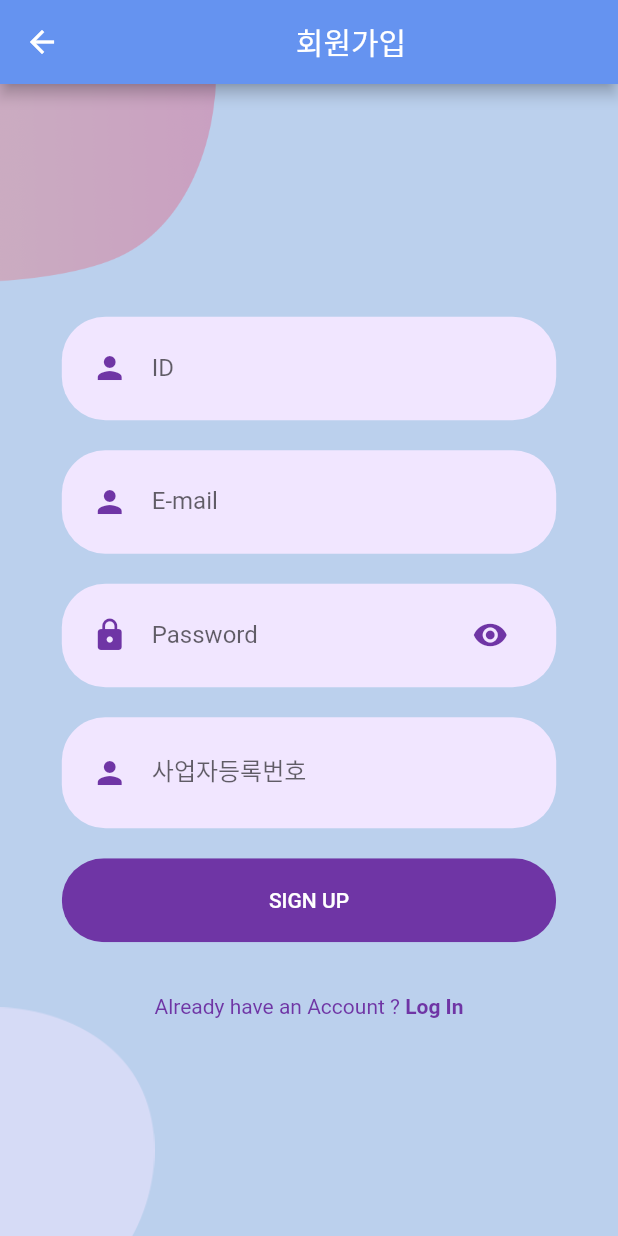
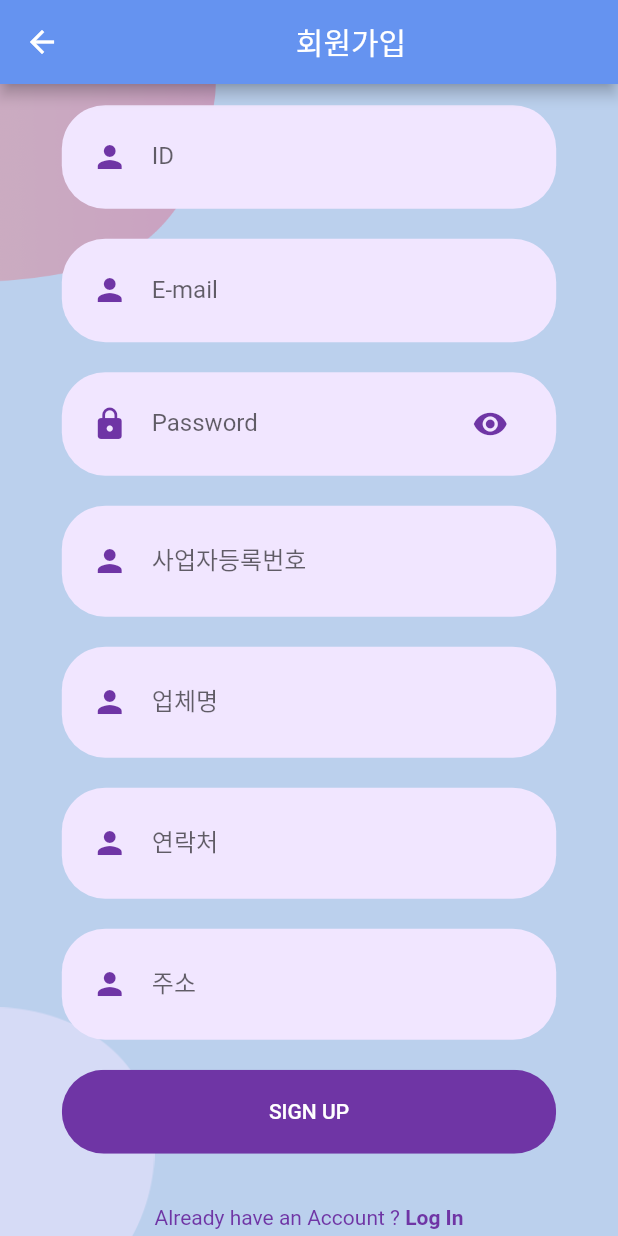
Before and after one commit to CNU-capstone-team6/Fresh-Food, a Flutter app: the SignUpScreen screen opened directly, after a tap on "SIGN UP", on a phone screen of 412 x 824 dp. Run offline on Flutter 3.47's test engine with Material 2 defaults, Android fonts, the phone set to English and light mode, and no system bars; our stand-ins replace flutter_svg, parse_server_sdk_flutter, qr_flutter; missing offline and left inert: qrscan, web3dart; statements that could not run were skipped; project files that could hold a hidden picture were left out.

Commit message:
로그인, 회원가입 수정

```diff
--- a/freshfood/lib/log_sign_page/login/login_page.dart
+++ b/freshfood/lib/log_sign_page/login/login_page.dart
@@ -7,7 +7,7 @@ import 'package:freshfood/log_sign_page/widget/already_have_account.dart';
 import 'package:freshfood/log_sign_page/widget/function.dart';
 import 'package:freshfood/log_sign_page/widget/login_check.dart';
 import 'package:freshfood/log_sign_page/widget/rounded_button.dart';
-import 'package:freshfood/log_sign_page/login/login_page.dart';
+
 import 'package:freshfood/log_sign_page/widget/rounded_input_field.dart';
 import 'package:freshfood/log_sign_page/widget/rounded_password_field.dart';
 import 'package:freshfood/registration/registmain/regist_page.dart';
--- a/freshfood/lib/log_sign_page/signin/components/body.dart
+++ b/freshfood/lib/log_sign_page/signin/components/body.dart
@@ -12,13 +12,17 @@ import 'package:freshfood/log_sign_page/widget/rounded_input_field.dart';
 import 'package:freshfood/log_sign_page/widget/rounded_password_field.dart';
 import 'package:freshfood/log_sign_page/widget/text_field_container.dart';
 import 'package:parse_server_sdk_flutter/parse_server_sdk.dart';
+import 'package:freshfood/log_sign_page/login/login_page.dart';
 
 
 class Body extends StatelessWidget {
   final controllerUsername = TextEditingController();
   final controllerPassword = TextEditingController();
+  final controllerCompanyname = TextEditingController();
   final controllerEmail = TextEditingController();
   final controllerBNumber = TextEditingController();
+  final controllerContactInf = TextEditingController();
+  final controllerAdress = TextEditingController();
 
 
   @override
@@ -36,6 +40,7 @@ class Body extends StatelessWidget {
               labelText: "ID",
               onChanged: (value) {},
             ),
+
             RoundedInputField(
               hintText: "E-mail",
               controller:controllerEmail,
@@ -53,6 +58,27 @@ class Body extends StatelessWidget {
               controller: controllerBNumber,
               keyboardType : TextInputType.number,
               labelText: "사업자등록번호",
+              onChanged: (value) {},
+            ),
+            RoundedInputField(
+              hintText: "업체명",
+              controller:controllerCompanyname,
+              keyboardType : TextInputType.text,
+              labelText: "업체명",
+              onChanged: (value) {},
+            ),
+            RoundedInputField(
+              hintText: "연락처",
+              controller: controllerContactInf,
+              keyboardType : TextInputType.number,
+              labelText: "연락처",
+              onChanged: (value) {},
+            ),
+            RoundedInputField(
+              hintText: "주소",
+              controller: controllerAdress,
+              keyboardType : TextInputType.text,
+              labelText: "주소",
               onChanged: (value) {},
             ),
             RoundedButton(
@@ -109,7 +135,11 @@ class Body extends StatelessWidget {
             new FlatButton(
               child: const Text("OK"),
               onPressed: () {
-                Navigator.of(context).pop();
+                // Navigator.of(context).pop();
+                Navigator.push(
+                  context,
+                  MaterialPageRoute(builder: (context) => LoginPage()),
+                );
               },
             ),
           ],
@@ -143,13 +173,19 @@ class Body extends StatelessWidget {
     final email = controllerEmail.text.trim();
     final password = controllerPassword.text.trim();
     final bnumber = int.parse(controllerBNumber.text.trim());
+    final companyname = controllerCompanyname.text.trim();
+    final contact_inf = int.parse(controllerContactInf.text.trim());
+    final adress = controllerAdress.text.trim();
 
     // ParseObject parseObject = ParseObject("user");
 
     // var user =  ParseUser.createUser("TestFlutter", "TestPassword123", "TestFlutterSDK@gmail.com");
 
     final user = ParseUser.createUser(username, password, email)
-    ..set("bnumber", bnumber);
+      ..set("bnumber", bnumber)
+      ..set("companyname", companyname)
+      ..set("contact_inf", contact_inf)
+      ..set("adress", adress);
     // var user = ParseUser().create("test", "test1", "test22");
 
     var response = await user.signUp();
@@ -159,6 +195,7 @@ class Body extends StatelessWidget {
     if (response.success) {
       // user = response.result;
       showSuccess(context);
+
     } else {
       showError(response.error.message,context);
     }
```
